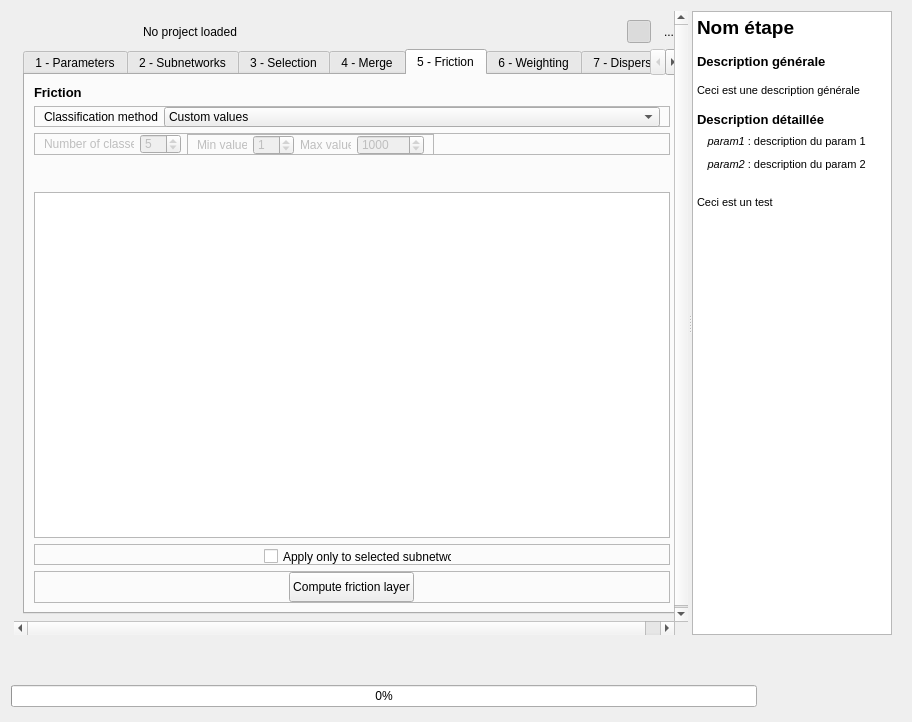
MathieuChailloux/BioDispersal, file BioDispersal_dialog_base.ui: the form before one commit.
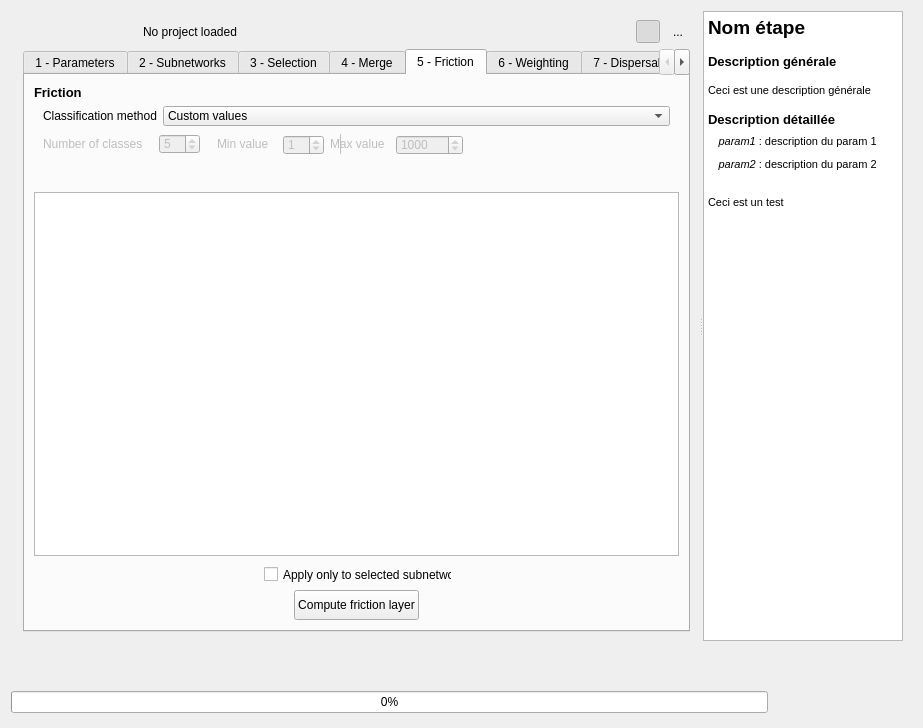
The form after the commit. Icons and pictures are not drawn. Custom widgets are drawn as their Qt base class.

Commit message: Fix relative surface

What changed in the file:
```diff
--- a/BioDispersal_dialog_base.ui
+++ b/BioDispersal_dialog_base.ui
@@ -6,8 +6,8 @@
    <rect>
     <x>0</x>
     <y>0</y>
-    <width>912</width>
-    <height>722</height>
+    <width>923</width>
+    <height>728</height>
    </rect>
   </property>
   <property name="sizePolicy">
@@ -173,8 +173,8 @@
            <rect>
             <x>0</x>
             <y>0</y>
-            <width>677</width>
-            <height>628</height>
+            <width>681</width>
+            <height>627</height>
            </rect>
           </property>
           <property name="sizePolicy">
@@ -2646,7 +2646,7 @@
                   </size>
                  </property>
                  <property name="frameShape">
-                  <enum>QFrame::StyledPanel</enum>
+                  <enum>QFrame::NoFrame</enum>
                  </property>
                  <property name="frameShadow">
                   <enum>QFrame::Raised</enum>
@@ -2741,7 +2741,7 @@
                   </size>
                  </property>
                  <property name="frameShape">
-                  <enum>QFrame::StyledPanel</enum>
+                  <enum>QFrame::NoFrame</enum>
                  </property>
                  <property name="frameShadow">
                   <enum>QFrame::Raised</enum>
@@ -2763,7 +2763,7 @@
                     </property>
                     <property name="minimumSize">
                      <size>
-                      <width>90</width>
+                      <width>110</width>
                       <height>0</height>
                      </size>
                     </property>
@@ -2815,7 +2815,7 @@
                      </size>
                     </property>
                     <property name="frameShape">
-                     <enum>QFrame::StyledPanel</enum>
+                     <enum>QFrame::VLine</enum>
                     </property>
                     <property name="frameShadow">
                      <enum>QFrame::Raised</enum>
@@ -2829,6 +2829,12 @@
                      </property>
                      <item>
                       <widget class="QLabel" name="label_6">
+                       <property name="minimumSize">
+                        <size>
+                         <width>60</width>
+                         <height>0</height>
+                        </size>
+                       </property>
                        <property name="maximumSize">
                         <size>
                          <width>50</width>
@@ -2872,7 +2878,7 @@
                        </property>
                        <property name="minimumSize">
                         <size>
-                         <width>51</width>
+                         <width>60</width>
                          <height>0</height>
                         </size>
                        </property>
@@ -3071,7 +3077,7 @@
                   </size>
                  </property>
                  <property name="frameShape">
-                  <enum>QFrame::StyledPanel</enum>
+                  <enum>QFrame::NoFrame</enum>
                  </property>
                  <property name="frameShadow">
                   <enum>QFrame::Raised</enum>
@@ -3118,7 +3124,7 @@
                   </size>
                  </property>
                  <property name="frameShape">
-                  <enum>QFrame::StyledPanel</enum>
+                  <enum>QFrame::NoFrame</enum>
                  </property>
                  <property name="frameShadow">
                   <enum>QFrame::Raised</enum>
@@ -4838,7 +4844,7 @@
           <string>&lt;!DOCTYPE HTML PUBLIC &quot;-//W3C//DTD HTML 4.0//EN&quot; &quot;http://www.w3.org/TR/REC-html40/strict.dtd&quot;&gt;
 &lt;html&gt;&lt;head&gt;&lt;meta name=&quot;qrichtext&quot; content=&quot;1&quot; /&gt;&lt;style type=&quot;text/css&quot;&gt;
 p, li { white-space: pre-wrap; }
-&lt;/style&gt;&lt;/head&gt;&lt;body style=&quot; font-family:'MS Shell Dlg 2'; font-size:8.25pt; font-weight:400; font-style:normal;&quot;&gt;
+&lt;/style&gt;&lt;/head&gt;&lt;body style=&quot; font-family:'MS Shell Dlg 2'; font-size:7.8pt; font-weight:400; font-style:normal;&quot;&gt;
 &lt;p style=&quot; margin-top:0px; margin-bottom:0px; margin-left:0px; margin-right:0px; -qt-block-indent:0; text-indent:0px;&quot;&gt;&lt;span style=&quot; font-size:14pt; font-weight:600;&quot;&gt;Nom étape&lt;/span&gt;&lt;/p&gt;
 &lt;p style=&quot;-qt-paragraph-type:empty; margin-top:0px; margin-bottom:0px; margin-left:0px; margin-right:0px; -qt-block-indent:0; text-indent:0px; font-size:10pt; font-weight:600;&quot;&gt;&lt;br /&gt;&lt;/p&gt;
 &lt;p style=&quot; margin-top:0px; margin-bottom:0px; margin-left:0px; margin-right:0px; -qt-block-indent:0; text-indent:0px;&quot;&gt;&lt;span style=&quot; font-size:10pt; font-weight:600;&quot;&gt;Description générale&lt;/span&gt;&lt;/p&gt;
```
Left out of the diff: 2 changed lines with no effect on the pictures. The commit also changes 1 other file.
